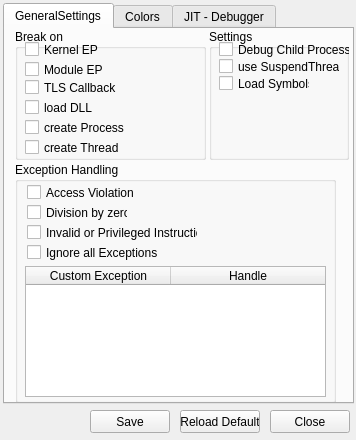
Before: the Qt Designer form qtNanomite/qtDLGOption.ui in zer0fl4g/Nanomite, drawn with Qt 5.
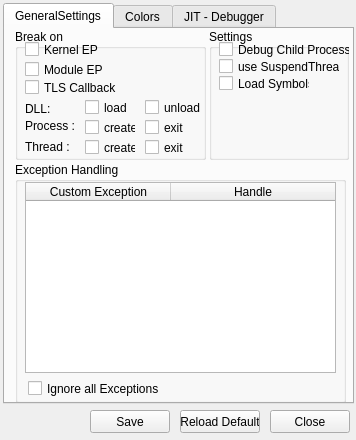
After: the same form once the commit is applied. Icons and pictures are not drawn.

Commit message: updated options window added dialog which appears on exception to ask the user what should be done

The edit to the form file:
```diff
--- a/qtNanomite/qtDLGOption.ui
+++ b/qtNanomite/qtDLGOption.ui
@@ -41,7 +41,7 @@
       <rect>
        <x>10</x>
        <y>133</y>
-       <width>321</width>
+       <width>331</width>
        <height>241</height>
       </rect>
      </property>
@@ -58,9 +58,9 @@
       <property name="geometry">
        <rect>
         <x>10</x>
-        <y>104</y>
-        <width>301</width>
-        <height>131</height>
+        <y>20</y>
+        <width>311</width>
+        <height>191</height>
        </rect>
       </property>
       <property name="sizePolicy">
@@ -107,68 +107,11 @@
        </property>
       </column>
      </widget>
-     <widget class="QCheckBox" name="cbInvPriv">
-      <property name="geometry">
-       <rect>
-        <x>12</x>
-        <y>62</y>
-        <width>171</width>
-        <height>17</height>
-       </rect>
-      </property>
-      <property name="sizePolicy">
-       <sizepolicy hsizetype="Fixed" vsizetype="Fixed">
-        <horstretch>0</horstretch>
-        <verstretch>0</verstretch>
-       </sizepolicy>
-      </property>
-      <property name="text">
-       <string>Invalid or Privileged Instruction</string>
-      </property>
-     </widget>
-     <widget class="QCheckBox" name="cbDivZero">
-      <property name="geometry">
-       <rect>
-        <x>12</x>
-        <y>42</y>
-        <width>101</width>
-        <height>17</height>
-       </rect>
-      </property>
-      <property name="sizePolicy">
-       <sizepolicy hsizetype="Fixed" vsizetype="Fixed">
-        <horstretch>0</horstretch>
-        <verstretch>0</verstretch>
-       </sizepolicy>
-      </property>
-      <property name="text">
-       <string>Division by zero</string>
-      </property>
-     </widget>
-     <widget class="QCheckBox" name="cbIG_AVIOL">
-      <property name="geometry">
-       <rect>
-        <x>12</x>
-        <y>22</y>
-        <width>110</width>
-        <height>17</height>
-       </rect>
-      </property>
-      <property name="sizePolicy">
-       <sizepolicy hsizetype="Fixed" vsizetype="Fixed">
-        <horstretch>0</horstretch>
-        <verstretch>0</verstretch>
-       </sizepolicy>
-      </property>
-      <property name="text">
-       <string>Access Violation</string>
-      </property>
-     </widget>
      <widget class="QCheckBox" name="cbIgEx">
       <property name="geometry">
        <rect>
-        <x>12</x>
-        <y>82</y>
+        <x>13</x>
+        <y>218</y>
         <width>131</width>
         <height>17</height>
        </rect>
@@ -205,9 +148,9 @@
      <widget class="QCheckBox" name="cbBreakOnNewPID">
       <property name="geometry">
        <rect>
-        <x>10</x>
+        <x>70</x>
         <y>90</y>
-        <width>131</width>
+        <width>51</width>
         <height>17</height>
        </rect>
       </property>
@@ -218,15 +161,15 @@
        </sizepolicy>
       </property>
       <property name="text">
-       <string>create Process</string>
+       <string>create</string>
       </property>
      </widget>
      <widget class="QCheckBox" name="cbBreakOnNewTID">
       <property name="geometry">
        <rect>
-        <x>10</x>
+        <x>70</x>
         <y>110</y>
-        <width>121</width>
+        <width>51</width>
         <height>17</height>
        </rect>
       </property>
@@ -237,15 +180,15 @@
        </sizepolicy>
       </property>
       <property name="text">
-       <string>create Thread</string>
+       <string>create</string>
       </property>
      </widget>
      <widget class="QCheckBox" name="cbBreakOnNewDLL">
       <property name="geometry">
        <rect>
-        <x>10</x>
+        <x>70</x>
         <y>70</y>
-        <width>121</width>
+        <width>51</width>
         <height>17</height>
        </rect>
       </property>
@@ -256,7 +199,7 @@
        </sizepolicy>
       </property>
       <property name="text">
-       <string>load DLL</string>
+       <string>load</string>
       </property>
      </widget>
      <widget class="QCheckBox" name="cbSystemEP">
@@ -316,6 +259,102 @@
        <string>TLS Callback</string>
       </property>
      </widget>
+     <widget class="QCheckBox" name="cbBreakOnExTID">
+      <property name="geometry">
+       <rect>
+        <x>130</x>
+        <y>110</y>
+        <width>41</width>
+        <height>17</height>
+       </rect>
+      </property>
+      <property name="sizePolicy">
+       <sizepolicy hsizetype="Fixed" vsizetype="Fixed">
+        <horstretch>0</horstretch>
+        <verstretch>0</verstretch>
+       </sizepolicy>
+      </property>
+      <property name="text">
+       <string>exit</string>
+      </property>
+     </widget>
+     <widget class="QCheckBox" name="cbBreakOnExDLL">
+      <property name="geometry">
+       <rect>
+        <x>130</x>
+        <y>70</y>
+        <width>61</width>
+        <height>17</height>
+       </rect>
+      </property>
+      <property name="sizePolicy">
+       <sizepolicy hsizetype="Fixed" vsizetype="Fixed">
+        <horstretch>0</horstretch>
+        <verstretch>0</verstretch>
+       </sizepolicy>
+      </property>
+      <property name="text">
+       <string>unload</string>
+      </property>
+     </widget>
+     <widget class="QCheckBox" name="cbBreakOnExPID">
+      <property name="geometry">
+       <rect>
+        <x>130</x>
+        <y>90</y>
+        <width>51</width>
+        <height>17</height>
+       </rect>
+      </property>
+      <property name="sizePolicy">
+       <sizepolicy hsizetype="Fixed" vsizetype="Fixed">
+        <horstretch>0</horstretch>
+        <verstretch>0</verstretch>
+       </sizepolicy>
+      </property>
+      <property name="text">
+       <string>exit</string>
+      </property>
+     </widget>
+     <widget class="QLabel" name="label">
+      <property name="geometry">
+       <rect>
+        <x>10</x>
+        <y>70</y>
+        <width>61</width>
+        <height>20</height>
+       </rect>
+      </property>
+      <property name="text">
+       <string>DLL:</string>
+      </property>
+     </widget>
+     <widget class="QLabel" name="label_2">
+      <property name="geometry">
+       <rect>
+        <x>10</x>
+        <y>87</y>
+        <width>70</width>
+        <height>20</height>
+       </rect>
+      </property>
+      <property name="text">
+       <string>Process :</string>
+      </property>
+     </widget>
+     <widget class="QLabel" name="label_3">
+      <property name="geometry">
+       <rect>
+        <x>10</x>
+        <y>108</y>
+        <width>70</width>
+        <height>20</height>
+       </rect>
+      </property>
+      <property name="text">
+       <string>Thread :</string>
+      </property>
+     </widget>
     </widget>
     <widget class="QGroupBox" name="groupBox">
      <property name="geometry">
```
The commit also changes 16 other files.
